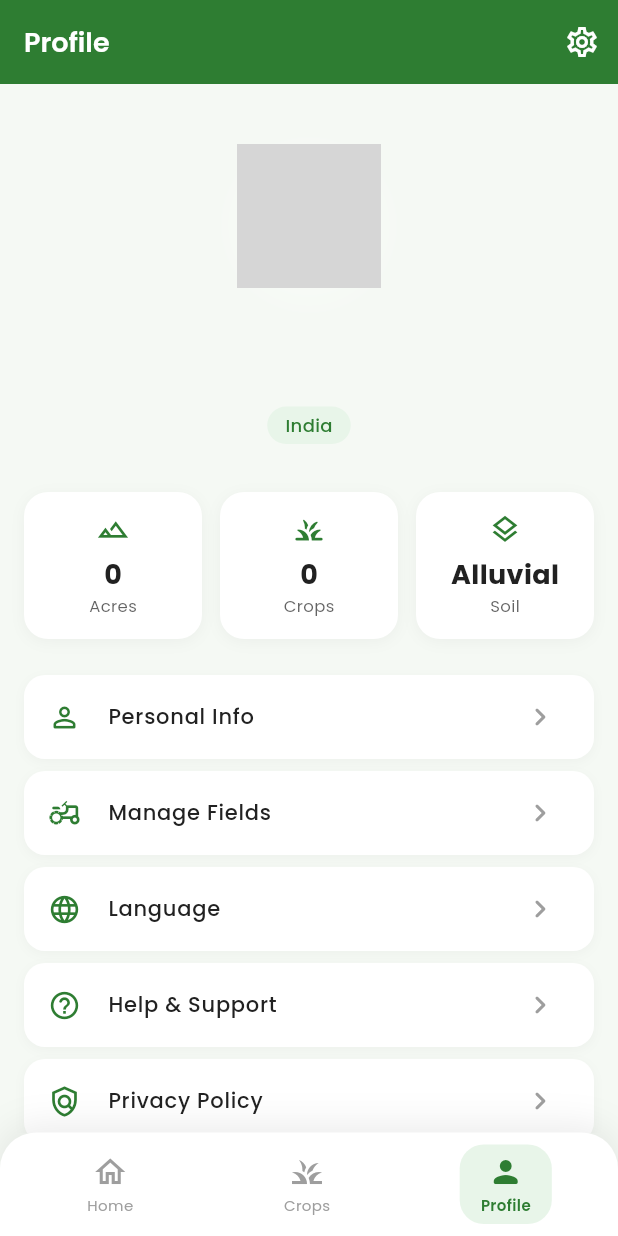
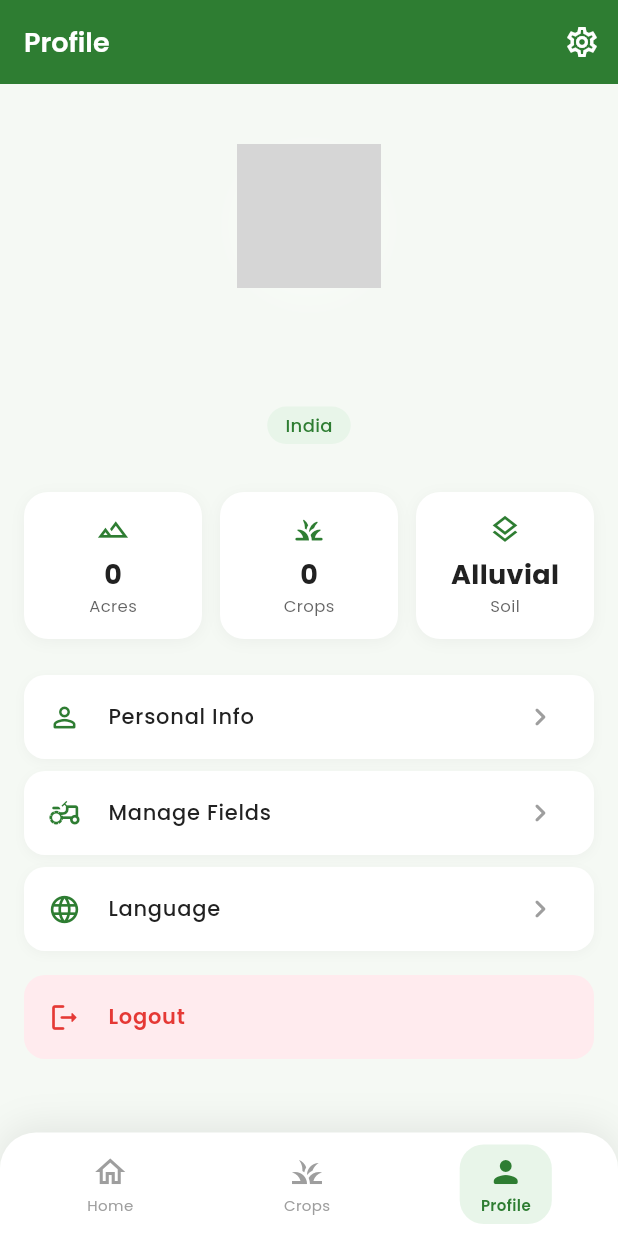
Before and after one commit to durga1610/kisan-mitra-web, a Flutter app: the ProfileScreen screen opened by its route, on a phone screen of 412 x 824 dp. Run offline on Flutter 3.47's test engine with Material 3 defaults, Android fonts, the light colour scheme and no system bars; our stand-ins replace cached_network_image, camera, cloud_firestore, firebase_auth, firebase_core, firebase_messaging and 15 more; accounts and stored records are empty; network calls fail; grey boxes are pictures that could not be loaded.

Commit message:
style: remove Help & Support and Privacy Policy features from Profile and Settings screens

```diff
--- a/lib/features/profile/presentation/screens/profile_screen.dart
+++ b/lib/features/profile/presentation/screens/profile_screen.dart
@@ -209,12 +209,6 @@ class _ProfileScreenState extends State<ProfileScreen> {
             _menuItem(Icons.language_outlined, 'Language'.tr(context), () {
               showLanguageSelectorSheet(context);
             }),
-            _menuItem(Icons.help_outline_rounded, 'Help & Support'.tr(context), () {
-              Navigator.push(context, MaterialPageRoute(builder: (_) => const HelpSupportScreen()));
-            }),
-            _menuItem(Icons.policy_outlined, 'Privacy Policy'.tr(context), () {
-              Navigator.push(context, MaterialPageRoute(builder: (_) => const PrivacyPolicyScreen()));
-            }),
             const SizedBox(height: 8),
 
             // Logout
--- a/lib/features/profile/presentation/screens/settings_screen.dart
+++ b/lib/features/profile/presentation/screens/settings_screen.dart
@@ -167,12 +167,10 @@ class _SettingsScreenState extends State<SettingsScreen> with SingleTickerProvid
                   _getSettingItem("App Permissions", settingsList)?.widget ?? const SizedBox(),
                 ]),
                 _buildSettingsSection(title: "Support & Legal", children: [
-                  _getSettingItem("Help & Support", settingsList)?.widget ?? const SizedBox(),
                   _getSettingItem("FAQ", settingsList)?.widget ?? const SizedBox(),
                   _getSettingItem("Report a Problem", settingsList)?.widget ?? const SizedBox(),
                   _getSettingItem("Feedback", settingsList)?.widget ?? const SizedBox(),
                   _getSettingItem("Rate App", settingsList)?.widget ?? const SizedBox(),
-                  _getSettingItem("Privacy Policy", settingsList)?.widget ?? const SizedBox(),
                   _getSettingItem("Terms & Conditions", settingsList)?.widget ?? const SizedBox(),
                 ]),
               ],
@@ -298,15 +296,6 @@ class _SettingsScreenState extends State<SettingsScreen> with SingleTickerProvid
         ),
       ),
       _SettingItem(
-        title: "Help & Support",
-        widget: _buildSettingsTile(
-          icon: Icons.help_outline_rounded,
-          title: "Help & Support",
-          isDarkMode: isDarkMode,
-          onTap: () => Navigator.push(context, MaterialPageRoute(builder: (_) => const HelpSupportScreen())),
-        ),
-      ),
-      _SettingItem(
         title: "FAQ",
         widget: _buildSettingsTile(
           icon: Icons.question_answer_outlined,
@@ -340,15 +329,6 @@ class _SettingsScreenState extends State<SettingsScreen> with SingleTickerProvid
           title: "Rate App",
           isDarkMode: isDarkMode,
           onTap: () => _launchURL("market://details?id=com.example.kisan_mitra"),
-        ),
-      ),
-      _SettingItem(
-        title: "Privacy Policy",
-        widget: _buildSettingsTile(
-          icon: Icons.policy_outlined,
-          title: "Privacy Policy",
-          isDarkMode: isDarkMode,
-          onTap: () => Navigator.push(context, MaterialPageRoute(builder: (_) => const PrivacyPolicyScreen())),
         ),
       ),
       _SettingItem(
```
